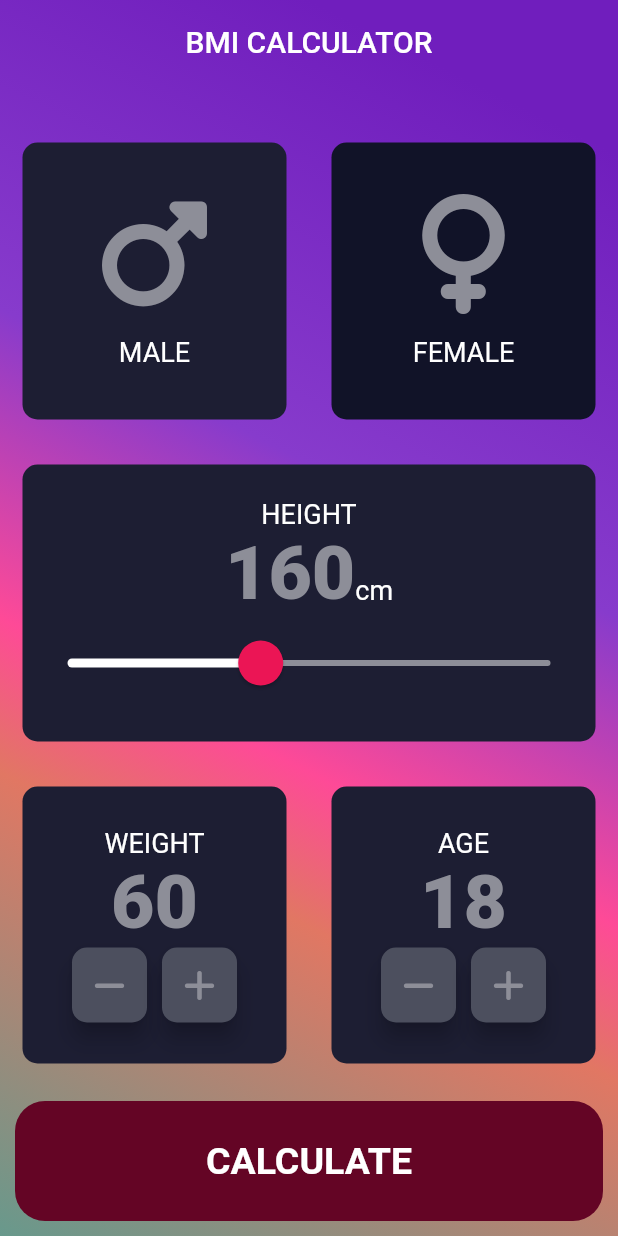
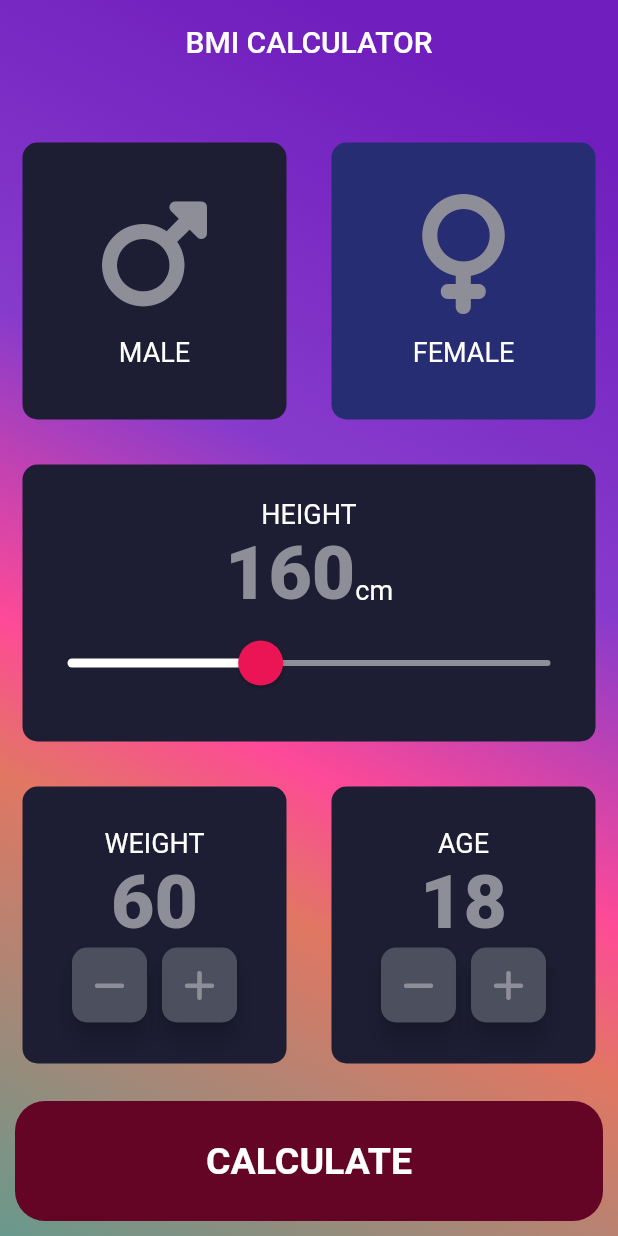
Before and after one commit to Stevfano/BMI_Calculator, a Flutter app: the InputPage screen opened directly, on a phone screen of 412 x 824 dp. Run offline on Flutter 3.47's test engine with Material 2 defaults, Android fonts, the phone set to English and light mode, and no system bars; our stand-ins replace font_awesome_flutter; statements that could not run were skipped.

Commit message:
Update constants.dart

```diff
--- a/lib/constants.dart
+++ b/lib/constants.dart
@@ -2,7 +2,7 @@ import 'package:flutter/material.dart';
 
 const kBottomContainerHeight = 80.0;
 const kActiveCardColour = Color(0xFF1D1E33);
-const kInactiveCardColour = Color(0xFF111328);
+const kInactiveCardColour = Color.fromARGB(255, 38, 45, 114);
 const kBottonContainerColour = Color.fromARGB(255, 100, 5, 37);
 
 const kLabelTextStyle = TextStyle(
```
